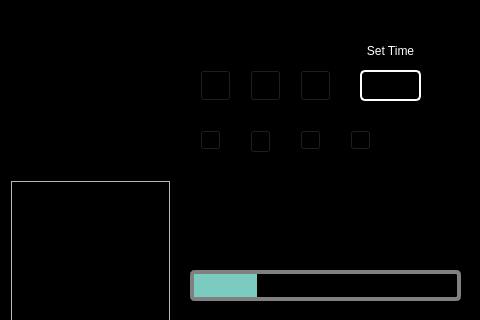
Qt form MLGproject/mainwindow.ui (MinhThong14/Cranial-Electrical-Stimulation-Device-Simulator) before a commit; both pictures show x 0 to 480 and y 0 to 320 of the 1120 by 600 pixel window.
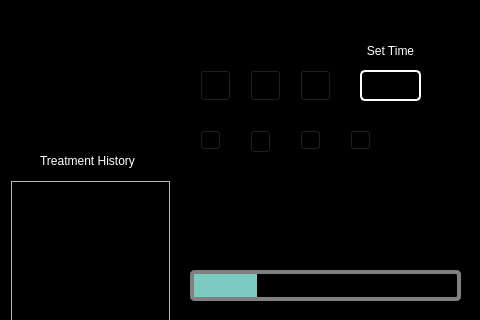
The same form after that commit. Icons and pictures are not drawn.

Patch:
```diff
--- a/MLGproject/mainwindow.ui
+++ b/MLGproject/mainwindow.ui
@@ -636,6 +636,25 @@
       <string notr="true">color: rgb(255, 255, 255);</string>
      </property>
     </widget>
+    <widget class="QLabel" name="customTimeLabel_2">
+     <property name="geometry">
+      <rect>
+       <x>32</x>
+       <y>150</y>
+       <width>111</width>
+       <height>21</height>
+      </rect>
+     </property>
+     <property name="styleSheet">
+      <string notr="true">color: rgb(255, 255, 255);</string>
+     </property>
+     <property name="text">
+      <string>Treatment History</string>
+     </property>
+     <property name="alignment">
+      <set>Qt::AlignCenter</set>
+     </property>
+    </widget>
    </widget>
    <widget class="QFrame" name="Background_2">
     <property name="geometry">
```
